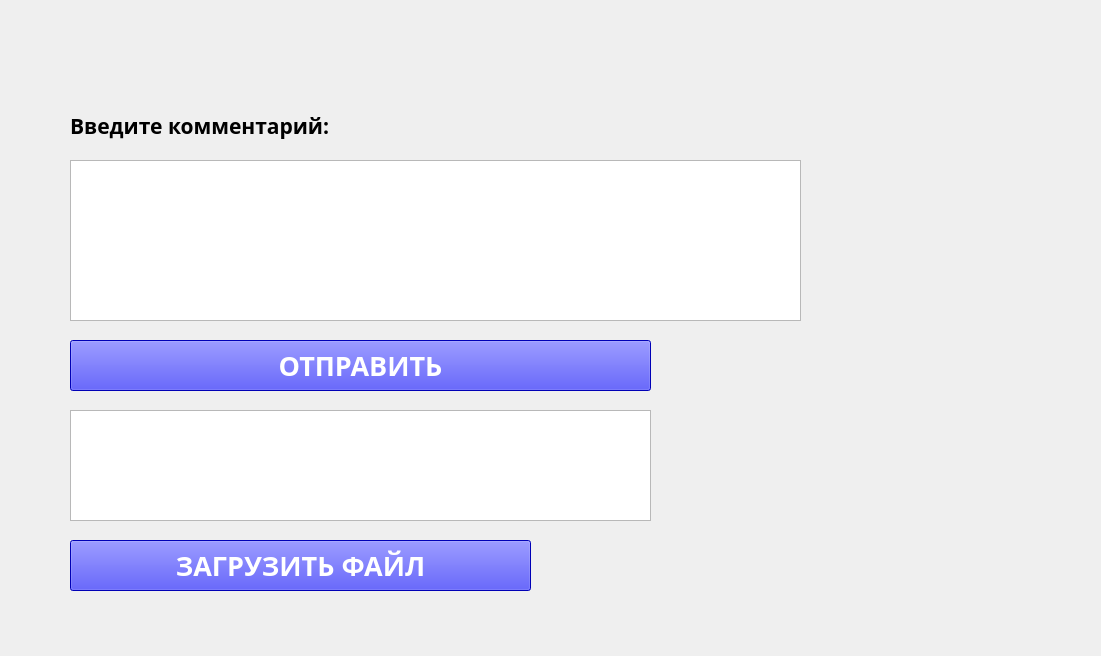
Qt form design/TextTestWindowDesign.ui (KirillBuiko/FinadaysTestEmotionColor) before a commit.
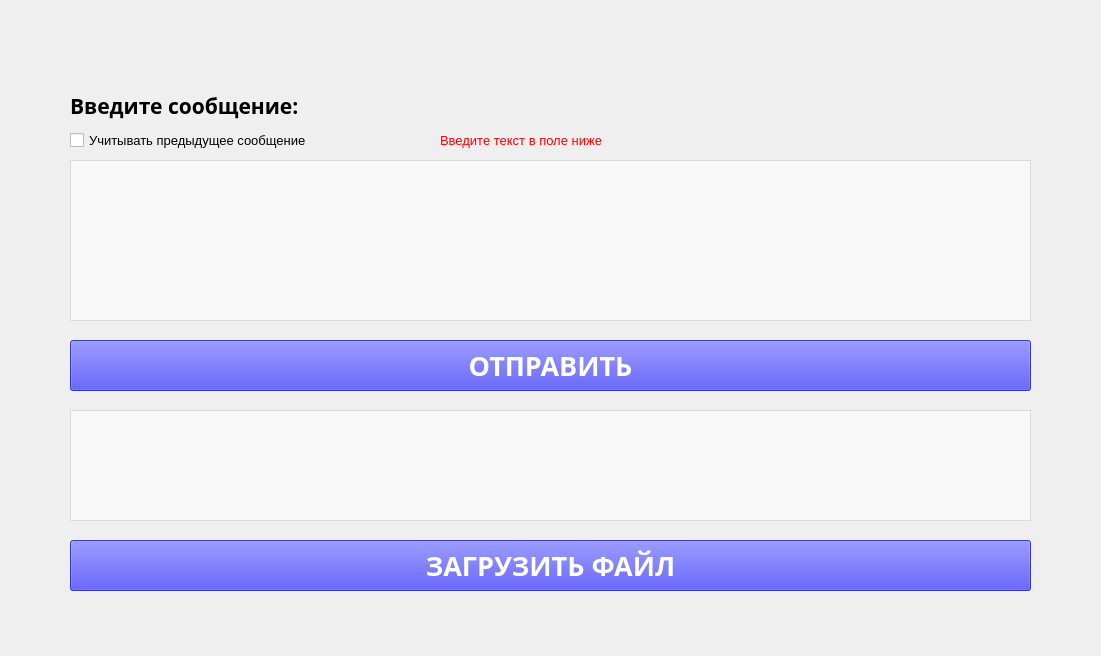
The same form after that commit. Icons and pictures are not drawn.

```diff
--- a/design/TextTestWindowDesign.ui
+++ b/design/TextTestWindowDesign.ui
@@ -53,7 +53,7 @@
      <rect>
       <x>70</x>
       <y>340</y>
-      <width>581</width>
+      <width>961</width>
       <height>51</height>
      </rect>
     </property>
@@ -67,7 +67,7 @@
     </property>
     <property name="styleSheet">
      <string notr="true">QPushButton{
-background-color: rgb(0, 0, 255);
+background-color: rgba(0, 0, 255, 180);
 color: rgb(255, 255, 255);
 }
 
@@ -85,7 +85,7 @@
      <rect>
       <x>70</x>
       <y>540</y>
-      <width>461</width>
+      <width>961</width>
       <height>51</height>
      </rect>
     </property>
@@ -99,7 +99,7 @@
     </property>
     <property name="styleSheet">
      <string notr="true">QPushButton{
-background-color: rgb(0, 0, 255);
+background-color: rgba(0, 0, 255, 180);
 color: rgb(255, 255, 255);
 }
 
@@ -117,7 +117,7 @@
      <rect>
       <x>70</x>
       <y>160</y>
-      <width>731</width>
+      <width>961</width>
       <height>161</height>
      </rect>
     </property>
@@ -129,13 +129,16 @@
       <bold>true</bold>
      </font>
     </property>
+    <property name="styleSheet">
+     <string notr="true">background-color: rgba(255, 255, 255, 150);</string>
+    </property>
    </widget>
    <widget class="QPlainTextEdit" name="plainTextEdit_2">
     <property name="geometry">
      <rect>
       <x>70</x>
       <y>410</y>
-      <width>581</width>
+      <width>961</width>
       <height>111</height>
      </rect>
     </property>
@@ -147,6 +150,9 @@
       <bold>true</bold>
      </font>
     </property>
+    <property name="styleSheet">
+     <string notr="true">background-color: rgba(255, 255, 255, 150);</string>
+    </property>
     <property name="readOnly">
      <bool>true</bool>
     </property>
@@ -155,7 +161,7 @@
     <property name="geometry">
      <rect>
       <x>70</x>
-      <y>110</y>
+      <y>90</y>
       <width>291</width>
       <height>31</height>
      </rect>
@@ -169,7 +175,46 @@
      </font>
     </property>
     <property name="text">
-     <string>Введите комментарий:</string>
+     <string>Введите сообщение:</string>
+    </property>
+   </widget>
+   <widget class="QCheckBox" name="checkBox">
+    <property name="geometry">
+     <rect>
+      <x>70</x>
+      <y>130</y>
+      <width>311</width>
+      <height>20</height>
+     </rect>
+    </property>
+    <property name="font">
+     <font>
+      <pointsize>10</pointsize>
+     </font>
+    </property>
+    <property name="text">
+     <string>Учитывать предыдущее сообщение</string>
+    </property>
+   </widget>
+   <widget class="QLabel" name="errorLabel">
+    <property name="geometry">
+     <rect>
+      <x>440</x>
+      <y>120</y>
+      <width>361</width>
+      <height>41</height>
+     </rect>
+    </property>
+    <property name="font">
+     <font>
+      <pointsize>10</pointsize>
+     </font>
+    </property>
+    <property name="styleSheet">
+     <string notr="true">color: rgb(255,0,0)</string>
+    </property>
+    <property name="text">
+     <string>Введите текст в поле ниже</string>
     </property>
    </widget>
   </widget>
```
Left out of the diff: 4 changed lines with no effect on the pictures.
